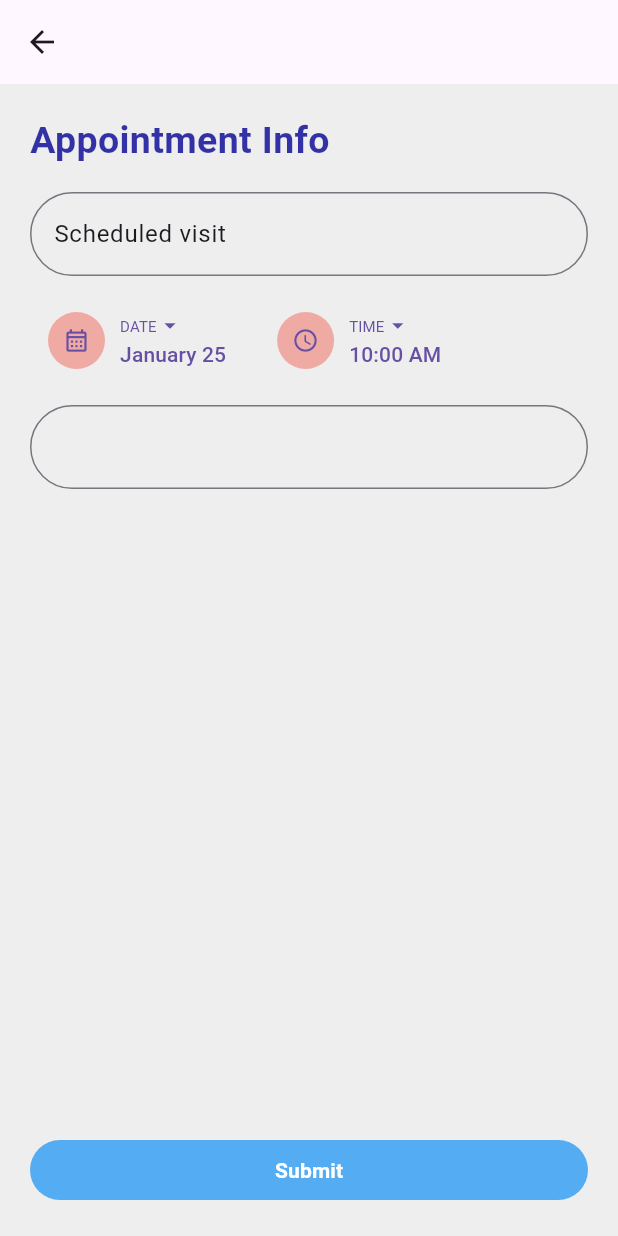
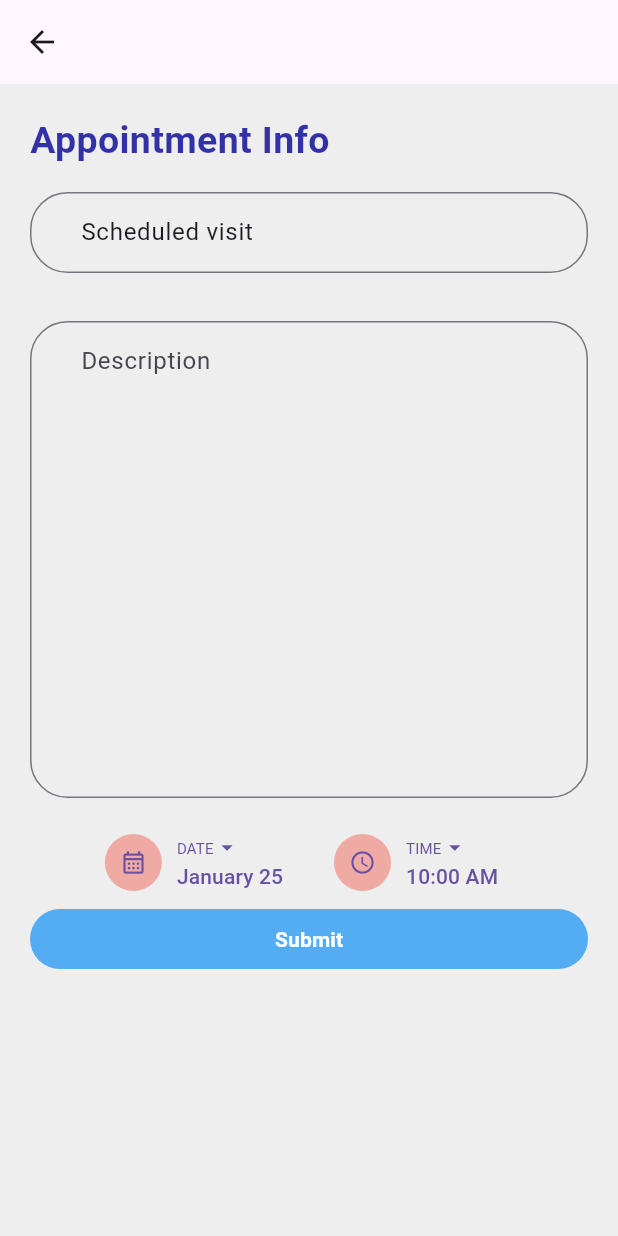
Before and after one commit to Adnerson/final-project, a Flutter app: the ScheduleAppointment screen opened by its route, on a phone screen of 412 x 824 dp. Run offline on Flutter 3.47's test engine with Material 3 defaults, Android fonts, the phone set to English and light mode, and no system bars; our stand-ins replace dio; accounts and stored records are empty.

Commit message:
schedule_appointment screen ui is done

```diff
--- a/lib/screens/schedule_appointment.dart
+++ b/lib/screens/schedule_appointment.dart
@@ -37,17 +37,18 @@ class _ScheduleAppointmentState extends State<ScheduleAppointment> {
                 color: Color.fromARGB(210, 10, 10, 150),
               ),
             ),
-            field(_title),
+            titleField(),
+            descriptionField(),
             Row(
+              mainAxisAlignment: MainAxisAlignment.center,
               children: [
                 monthSelector(),
                 TimeSelector(),
               ],
             ),
-            field(_description),
-            Expanded(
-              child: Container(), // This takes up the remaining space
-            ),
+            // Expanded(
+            //   child: Container(), // This takes up the remaining space
+            // ),
             submitButton(),
           ],
         ),
@@ -62,7 +63,6 @@ class _ScheduleAppointmentState extends State<ScheduleAppointment> {
       //   backgroundColor: Colors.blue.withOpacity(0.75), // Text color
       // ),
       onPressed: () {},
-
       child: Row(
         children: [
           Container(
@@ -163,17 +163,50 @@ class _ScheduleAppointmentState extends State<ScheduleAppointment> {
     );
   }
 
-  Container field(TextEditingController controller) {
+  Container titleField() {
     return Container(
       padding: const EdgeInsets.symmetric(vertical: 16),
       child: TextFormField(
-        controller: controller,
-        decoration:  InputDecoration(
+        controller: _title,
+        decoration: InputDecoration(
+          isCollapsed: true,
+          contentPadding:
+              const EdgeInsets.symmetric(horizontal: 30, vertical: 15),
+          border: OutlineInputBorder(
+            borderRadius: BorderRadius.circular(25),
+          ),
+          // focusedBorder: const OutlineInputBorder(
+          //   borderSide: BorderSide(color: Colors.blue),
+          // ),
+        ),
+        validator: (value) {
+          if (value == null || value.isEmpty) {
+            return 'Please enter a value in the field';
+          }
+          return null;
+        },
+      ),
+    );
+  }
 
-          border: OutlineInputBorder(borderRadius: BorderRadius.circular(30), ),
-          focusedBorder: const OutlineInputBorder(
-            borderSide: BorderSide(color: Colors.blue),
+  Container descriptionField() {
+    return Container(
+      padding: const EdgeInsets.symmetric(vertical: 16),
+      child: TextFormField(
+        controller: _description,
+        minLines: 12,
+        maxLines: 12,
+        decoration: InputDecoration(
+          hintText: 'Description',
+          isCollapsed: true,
+          contentPadding:
+              const EdgeInsets.symmetric(horizontal: 30, vertical: 15),
+          border: OutlineInputBorder(
+            borderRadius: BorderRadius.circular(25),
           ),
+          // focusedBorder: const OutlineInputBorder(
+          //   borderSide: BorderSide(color: Colors.blue),
+          // ),
         ),
         validator: (value) {
           if (value == null || value.isEmpty) {
```
